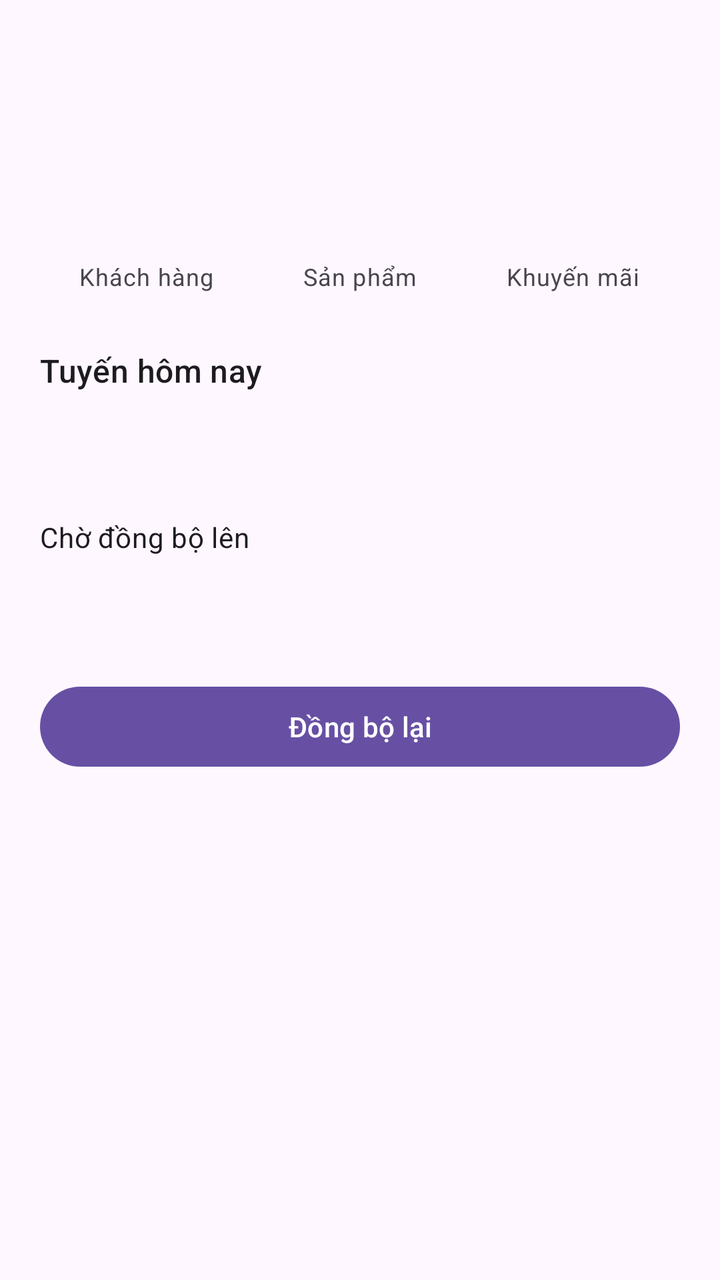
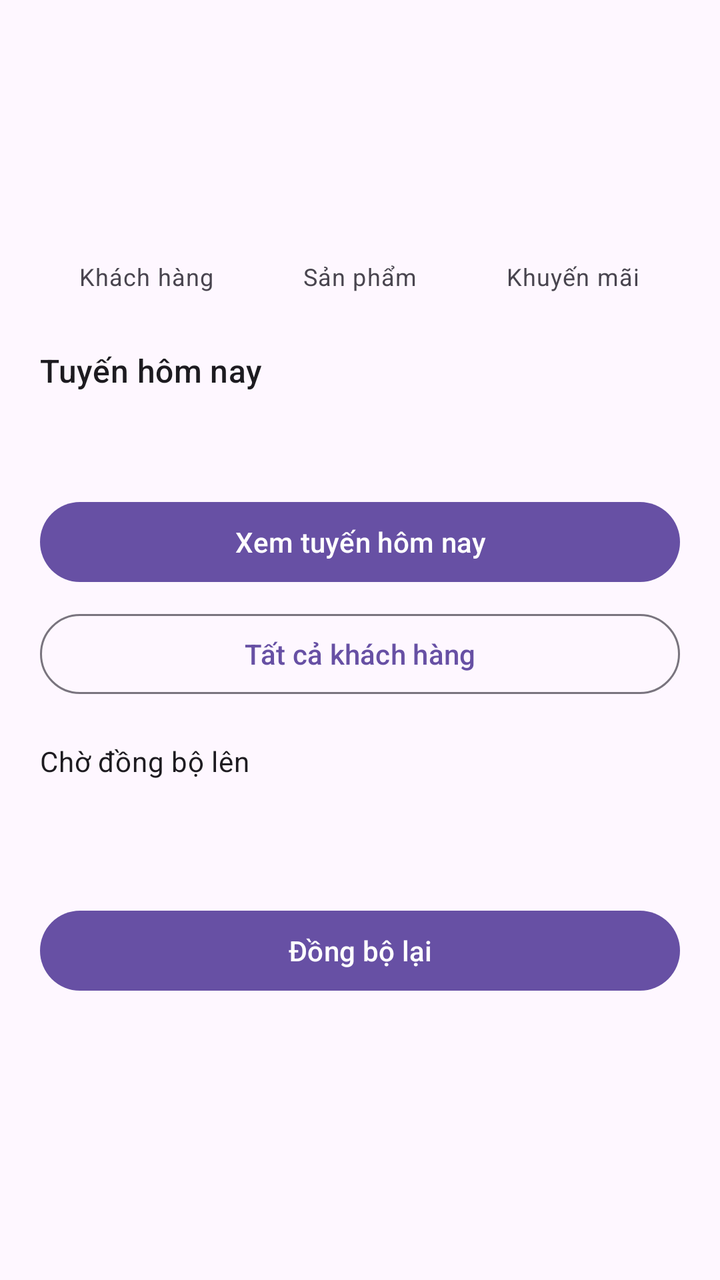

Compare the two renders of this Android layout. The source of the first and the diff that turns it into the second are given below.
<!-- AndroidManifest.xml: application theme Theme.ESalesSFA -->
<!-- res/layout/fragment_home.xml -->
<?xml version="1.0" encoding="utf-8"?>
<ScrollView xmlns:android="http://schemas.android.com/apk/res/android"
    android:layout_width="match_parent"
    android:layout_height="match_parent"
    android:fillViewport="true">

    <LinearLayout
        android:layout_width="match_parent"
        android:layout_height="wrap_content"
        android:orientation="vertical"
        android:padding="20dp">

        <TextView
            android:id="@+id/greetingText"
            android:layout_width="wrap_content"
            android:layout_height="wrap_content"
            android:textAppearance="?attr/textAppearanceHeadlineSmall"
            android:textStyle="bold" />

        <TextView
            android:id="@+id/lastSyncText"
            android:layout_width="wrap_content"
            android:layout_height="wrap_content"
            android:layout_marginTop="4dp"
            android:textAppearance="?attr/textAppearanceBodySmall"
            android:textColor="?android:attr/textColorSecondary" />

        <LinearLayout
            android:layout_width="match_parent"
            android:layout_height="wrap_content"
            android:layout_marginTop="20dp"
            android:orientation="horizontal"
            android:baselineAligned="false">

            <LinearLayout
                android:layout_width="0dp"
                android:layout_weight="1"
                android:layout_height="wrap_content"
                android:orientation="vertical"
                android:gravity="center">
                <TextView
                    android:id="@+id/customerCount"
                    android:layout_width="wrap_content"
                    android:layout_height="wrap_content"
                    android:textAppearance="?attr/textAppearanceHeadlineMedium"
                    android:textStyle="bold" />
                <TextView
                    android:layout_width="wrap_content"
                    android:layout_height="wrap_content"
                    android:text="@string/home_customers"
                    android:textAppearance="?attr/textAppearanceBodySmall" />
            </LinearLayout>

            <LinearLayout
                android:layout_width="0dp"
                android:layout_weight="1"
                android:layout_height="wrap_content"
                android:orientation="vertical"
                android:gravity="center">
                <TextView
                    android:id="@+id/productCount"
                    android:layout_width="wrap_content"
                    android:layout_height="wrap_content"
                    android:textAppearance="?attr/textAppearanceHeadlineMedium"
                    android:textStyle="bold" />
                <TextView
                    android:layout_width="wrap_content"
                    android:layout_height="wrap_content"
                    android:text="@string/home_products"
                    android:textAppearance="?attr/textAppearanceBodySmall" />
            </LinearLayout>

            <LinearLayout
                android:layout_width="0dp"
                android:layout_weight="1"
                android:layout_height="wrap_content"
                android:orientation="vertical"
                android:gravity="center">
                <TextView
                    android:id="@+id/promotionCount"
                    android:layout_width="wrap_content"
                    android:layout_height="wrap_content"
                    android:textAppearance="?attr/textAppearanceHeadlineMedium"
                    android:textStyle="bold" />
                <TextView
                    android:layout_width="wrap_content"
                    android:layout_height="wrap_content"
                    android:text="@string/home_promotions"
                    android:textAppearance="?attr/textAppearanceBodySmall" />
            </LinearLayout>
        </LinearLayout>

        <TextView
            android:layout_width="wrap_content"
            android:layout_height="wrap_content"
            android:layout_marginTop="28dp"
            android:text="@string/home_route_today"
            android:textAppearance="?attr/textAppearanceTitleMedium" />

        <TextView
            android:id="@+id/routeCount"
            android:layout_width="wrap_content"
            android:layout_height="wrap_content"
            android:textAppearance="?attr/textAppearanceHeadlineLarge"
            android:textStyle="bold" />

        <TextView
            android:layout_width="wrap_content"
            android:layout_height="wrap_content"
            android:layout_marginTop="20dp"
            android:text="@string/home_pending"
            android:textAppearance="?attr/textAppearanceBodyMedium" />

        <TextView
            android:id="@+id/pendingCount"
            android:layout_width="wrap_content"
            android:layout_height="wrap_content"
            android:textAppearance="?attr/textAppearanceTitleLarge"
            android:textStyle="bold" />

        <com.google.android.material.button.MaterialButton
            android:id="@+id/syncButton"
            android:layout_width="match_parent"
            android:layout_height="wrap_content"
            android:layout_marginTop="32dp"
            android:text="@string/home_sync_again" />
    </LinearLayout>
</ScrollView>
<!-- resources referenced by this layout -->
<resources>
  <string name="home_customers">Khách hàng</string>
  <string name="home_pending">Chờ đồng bộ lên</string>
  <string name="home_products">Sản phẩm</string>
  <string name="home_promotions">Khuyến mãi</string>
  <string name="home_route_today">Tuyến hôm nay</string>
  <string name="home_sync_again">Đồng bộ lại</string>
  <style name="Theme.ESalesSFA" parent="Base.Theme.ESalesSFA" />
  <style name="Base.Theme.ESalesSFA" parent="Theme.Material3.DayNight.NoActionBar">
          
          
      </style>
</resources>

<!-- the commit's change to res/layout/fragment_home.xml (unified diff, before → after) -->
@@ -104,6 +104,21 @@
             android:textAppearance="?attr/textAppearanceHeadlineLarge"
             android:textStyle="bold" />
 
+        <com.google.android.material.button.MaterialButton
+            android:id="@+id/routeButton"
+            android:layout_width="match_parent"
+            android:layout_height="wrap_content"
+            android:layout_marginTop="8dp"
+            android:text="@string/home_view_route" />
+
+        <com.google.android.material.button.MaterialButton
+            android:id="@+id/allCustomersButton"
+            style="@style/Widget.Material3.Button.OutlinedButton"
+            android:layout_width="match_parent"
+            android:layout_height="wrap_content"
+            android:layout_marginTop="8dp"
+            android:text="@string/home_view_all_customers" />
+
         <TextView
             android:layout_width="wrap_content"
             android:layout_height="wrap_content"
<!-- resource entries referenced after the edit -->
@@ -6,6 +6,8 @@
   <string name="home_promotions">Khuyến mãi</string>
   <string name="home_route_today">Tuyến hôm nay</string>
   <string name="home_sync_again">Đồng bộ lại</string>
+  <string name="home_view_all_customers">Tất cả khách hàng</string>
+  <string name="home_view_route">Xem tuyến hôm nay</string>
   <style name="Theme.ESalesSFA" parent="Base.Theme.ESalesSFA" />
   <style name="Base.Theme.ESalesSFA" parent="Theme.Material3.DayNight.NoActionBar">
           
